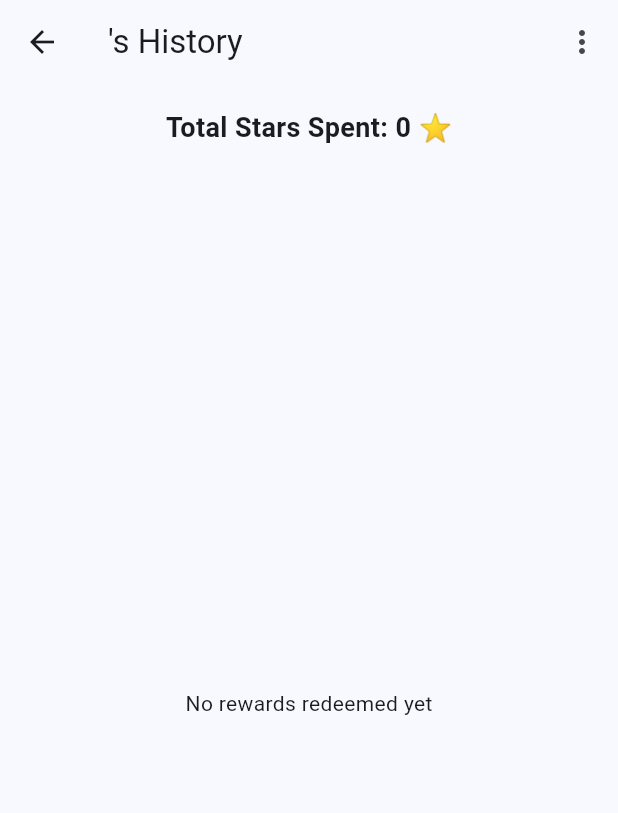
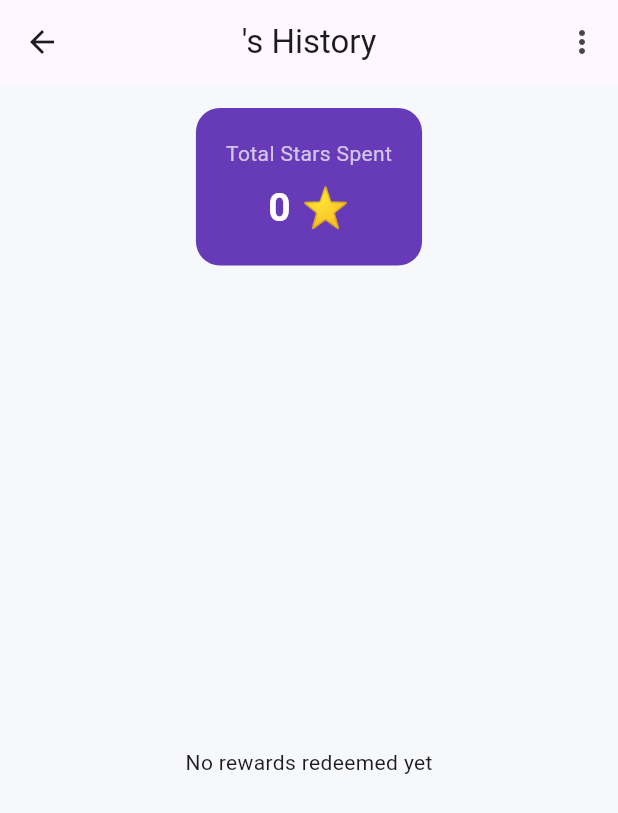
Before and after one commit to byteforgedstudios/parentinghelper, a Flutter app: the RewardHistoryScreen screen opened directly with empty values, on a phone screen of 412 x 824 dp. Shown: the top 813 px of the screen. Run offline on Flutter 3.47's test engine with Material 3 defaults, Android fonts, the phone set to English and light mode, and no system bars; our stand-ins replace shared_preferences, sqflite; accounts and stored records are empty.

Commit message:
Make app, rewards, and rewards history pretty

```diff
--- a/lib/screens/reward_history_screen.dart
+++ b/lib/screens/reward_history_screen.dart
@@ -87,14 +87,25 @@ class _RewardHistoryScreenState extends State<RewardHistoryScreen> {
       body: Column(
         children: [
           Container(
-            padding: const EdgeInsets.all(16),
+            margin: const EdgeInsets.all(16),
+            padding: const EdgeInsets.all(20),
+            decoration: BoxDecoration(
+              color: Colors.deepPurple,
+              borderRadius: BorderRadius.circular(16),
+            ),
             child: Column(
               children: [
+                const Text(
+                  "Total Stars Spent",
+                  style: TextStyle(color: Colors.white70),
+                ),
+                const SizedBox(height: 8),
                 Text(
-                  "Total Stars Spent: $totalSpent ⭐",
+                  "$totalSpent ⭐",
                   style: const TextStyle(
-                    fontSize: 18,
+                    fontSize: 26,
                     fontWeight: FontWeight.bold,
+                    color: Colors.white,
                   ),
                 ),
               ],
```
Also changed, not shown: lib/app.dart (+30 -5 lines), lib/screens/rewards_screen.dart (+81 -14 lines).
